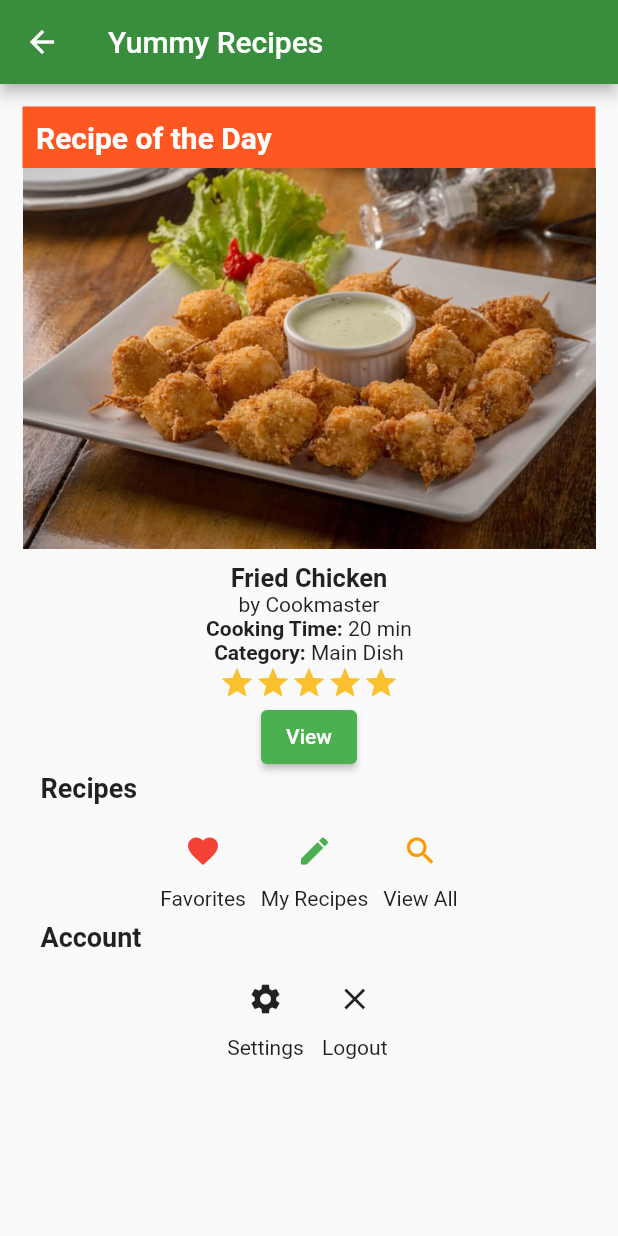
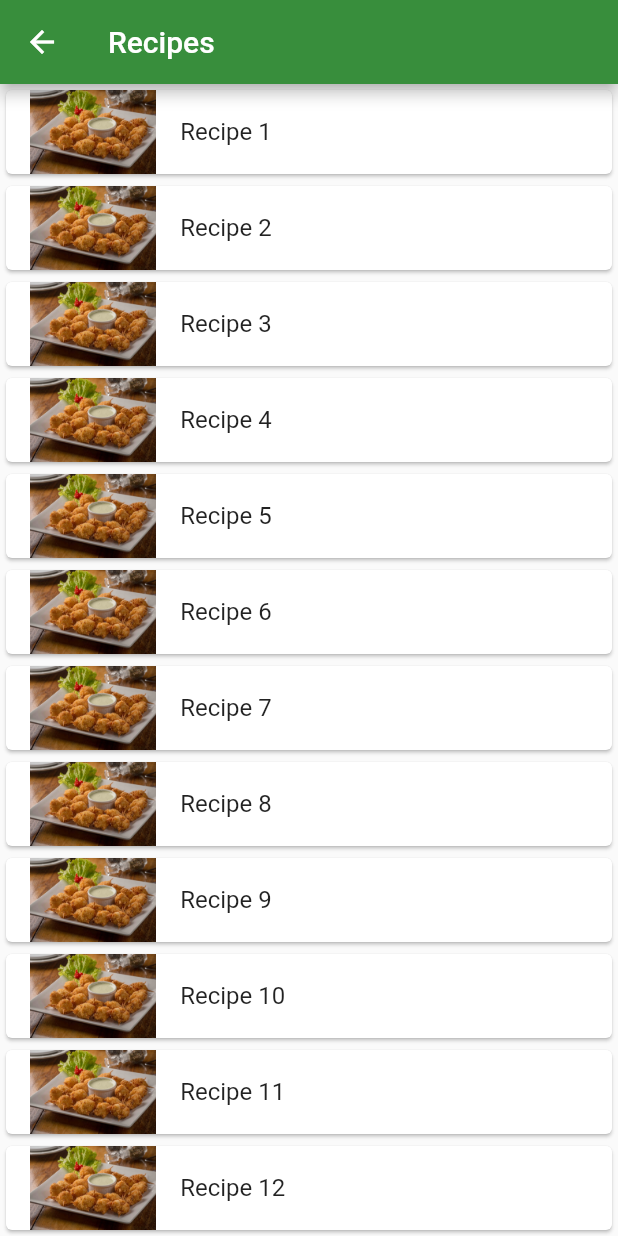
Before and after one commit to zindelluib/yummyrecipes-flutter-app, a Flutter app: the HomePage screen opened directly, after a tap on the "search" icon, on a phone screen of 412 x 824 dp. Run offline on Flutter 3.47's test engine with Material 2 defaults, Android fonts, the phone set to English and light mode, and no system bars.

Commit message:
Added Routing and ListView

```diff
--- a/lib/accountmenu.dart
+++ b/lib/accountmenu.dart
@@ -24,7 +24,9 @@ class AccountMenu extends StatelessWidget{
 						children:[
 							IconButton(
 								icon: Icon(Icons.close),
-								onPressed: () {}
+								onPressed: () {
+									Navigator.pushNamedAndRemoveUntil(context, '/login',(Route<dynamic> route) => false);
+								}
 							),//IconButton
 							Text('Logout')
 						]
--- a/lib/recipemenu.dart
+++ b/lib/recipemenu.dart
@@ -34,7 +34,9 @@ class RecipeMenu extends StatelessWidget{
 						children:[
 							IconButton(
 								icon: Icon(Icons.search,color:Colors.orange),
-								onPressed: () {}
+								onPressed: () {
+									Navigator.pushNamed(context, '/recipes');
+								}
 							),//IconButton
 							Text('View All')
 						]
--- /dev/null
+++ b/lib/recipespage.dart
@@ -0,0 +1,29 @@
+import 'package:flutter/material.dart';
+
+class RecipesPage extends StatelessWidget{
+	final _recipes = List<String>.generate(100, (i) => "Recipe ${i+1}");
+	Widget build(BuildContext context){
+		return Scaffold(
+			appBar: AppBar(
+				title: Text('Recipes'),
+				backgroundColor: Color.fromRGBO(56,142,60,1)
+			),
+			body: ListView.builder(
+				itemCount: _recipes.length,
+				itemBuilder: (context,index){
+					return Card(
+						child: ListTile(
+							leading: Image.asset('assets/images/friedchicken.jpg'),
+							title: Text('${_recipes[index]}'),
+							onTap:(){
+								print('You tapped ${_recipes[index]}');
+							}
+						)
+					);
+				}
+
+			)
+
+		);
+	}
+}
```
Also changed, not shown: lib/loginform.dart (+5 -5 lines), lib/main.dart (+11 -3 lines).
